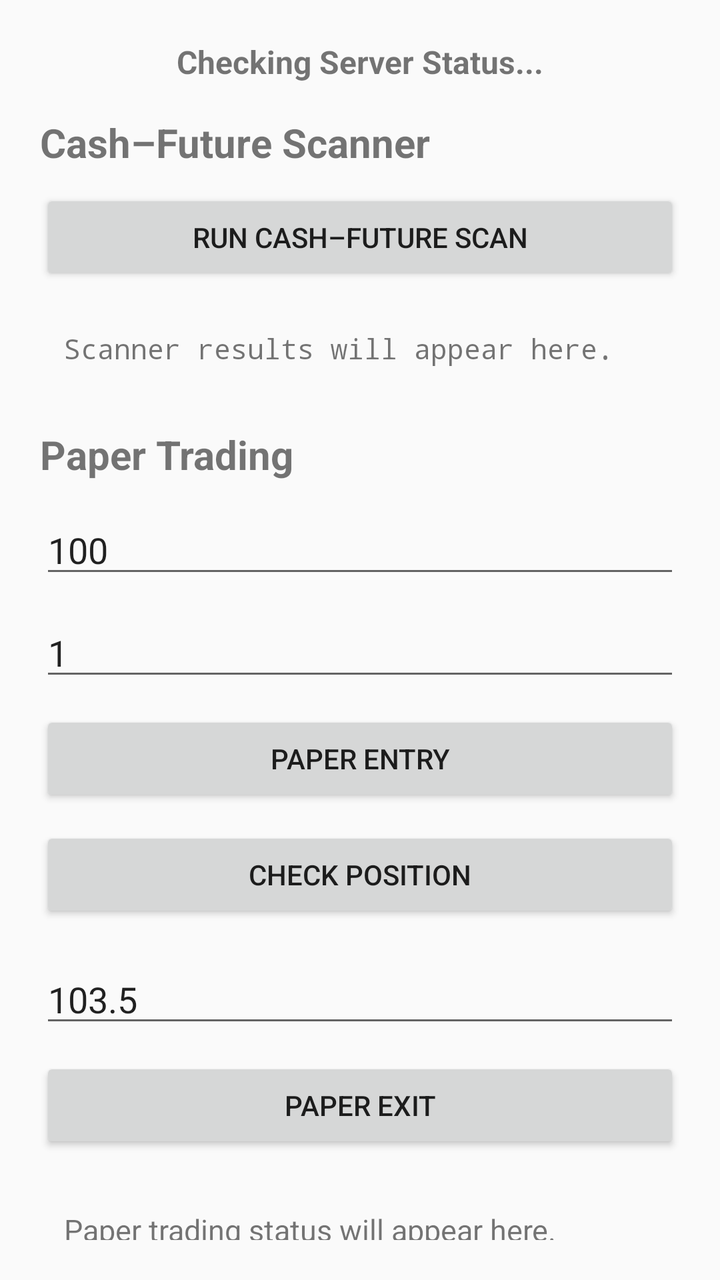
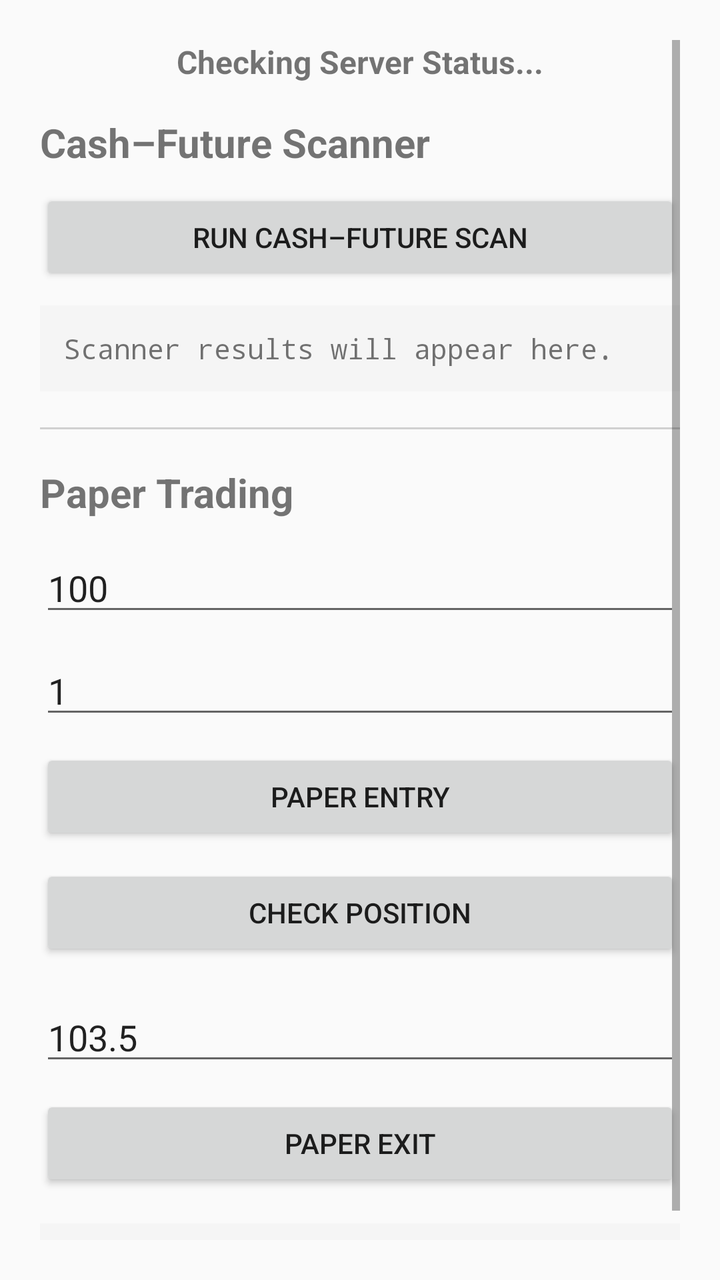

The first picture is an Android layout as it rendered before a commit; the second is the same layout after the commit. The layout source and the unified diff follow.
<!-- AndroidManifest.xml: application theme Theme.AppCompat.DayNight.DarkActionBar -->
<!-- res/layout/activity_main.xml -->
<?xml version="1.0" encoding="utf-8"?>
<ScrollView xmlns:android="http://schemas.android.com/apk/res/android" android:layout_width="match_parent" android:layout_height="match_parent" android:padding="20dp">
    <LinearLayout android:layout_width="match_parent" android:layout_height="wrap_content" android:orientation="vertical">
        <TextView android:id="@+id/tvStatus" android:layout_width="match_parent" android:layout_height="wrap_content" android:text="Checking Server Status..." android:textSize="16sp" android:textStyle="bold" android:gravity="center" android:paddingBottom="16dp" />
        <TextView android:layout_width="match_parent" android:layout_height="wrap_content" android:text="Cash–Future Scanner" android:textSize="20sp" android:textStyle="bold" android:paddingBottom="10dp" />
        <Button android:id="@+id/btnRunScanner" android:layout_width="match_parent" android:layout_height="wrap_content" android:text="RUN CASH–FUTURE SCAN" android:layout_marginBottom="10dp" />
        <TextView android:id="@+id/tvScannerResult" android:layout_width="match_parent" android:layout_height="wrap_content" android:text="Scanner results will appear here." android:textSize="14sp" android:fontFamily="monospace" android:textIsSelectable="true" android:padding="12dp" android:layout_marginBottom="18dp" />
        <TextView android:layout_width="match_parent" android:layout_height="wrap_content" android:text="Paper Trading" android:textSize="20sp" android:textStyle="bold" android:paddingBottom="12dp" />
        <EditText android:id="@+id/etEntryPrice" android:layout_width="match_parent" android:layout_height="wrap_content" android:hint="Entry Price" android:inputType="numberDecimal" android:text="100" android:layout_marginBottom="10dp" />
        <EditText android:id="@+id/etQuantity" android:layout_width="match_parent" android:layout_height="wrap_content" android:hint="Quantity" android:inputType="numberDecimal" android:text="1" android:layout_marginBottom="10dp" />
        <Button android:id="@+id/btnPaperEntry" android:layout_width="match_parent" android:layout_height="wrap_content" android:text="PAPER ENTRY" android:layout_marginBottom="10dp" />
        <Button android:id="@+id/btnPaperPosition" android:layout_width="match_parent" android:layout_height="wrap_content" android:text="CHECK POSITION" android:layout_marginBottom="16dp" />
        <EditText android:id="@+id/etExitPrice" android:layout_width="match_parent" android:layout_height="wrap_content" android:hint="Exit Price" android:inputType="numberDecimal" android:text="103.5" android:layout_marginBottom="10dp" />
        <Button android:id="@+id/btnPaperExit" android:layout_width="match_parent" android:layout_height="wrap_content" android:text="PAPER EXIT" android:layout_marginBottom="16dp" />
        <TextView android:id="@+id/tvPaperResult" android:layout_width="match_parent" android:layout_height="wrap_content" android:text="Paper trading status will appear here." android:textSize="15sp" android:padding="12dp" />
    </LinearLayout>
</ScrollView>
<!-- resources referenced by this layout -->
<resources>

</resources>

<!-- the commit's change to res/layout/activity_main.xml (unified diff, before → after) -->
@@ -4,7 +4,8 @@
         <TextView android:id="@+id/tvStatus" android:layout_width="match_parent" android:layout_height="wrap_content" android:text="Checking Server Status..." android:textSize="16sp" android:textStyle="bold" android:gravity="center" android:paddingBottom="16dp" />
         <TextView android:layout_width="match_parent" android:layout_height="wrap_content" android:text="Cash–Future Scanner" android:textSize="20sp" android:textStyle="bold" android:paddingBottom="10dp" />
         <Button android:id="@+id/btnRunScanner" android:layout_width="match_parent" android:layout_height="wrap_content" android:text="RUN CASH–FUTURE SCAN" android:layout_marginBottom="10dp" />
-        <TextView android:id="@+id/tvScannerResult" android:layout_width="match_parent" android:layout_height="wrap_content" android:text="Scanner results will appear here." android:textSize="14sp" android:fontFamily="monospace" android:textIsSelectable="true" android:padding="12dp" android:layout_marginBottom="18dp" />
+        <TextView android:id="@+id/tvScannerResult" android:layout_width="match_parent" android:layout_height="wrap_content" android:text="Scanner results will appear here." android:textSize="14sp" android:fontFamily="monospace" android:textIsSelectable="true" android:background="#F5F5F5" android:padding="12dp" android:layout_marginBottom="18dp" />
+        <View android:layout_width="match_parent" android:layout_height="1dp" android:background="#D0D0D0" android:layout_marginBottom="18dp" />
         <TextView android:layout_width="match_parent" android:layout_height="wrap_content" android:text="Paper Trading" android:textSize="20sp" android:textStyle="bold" android:paddingBottom="12dp" />
         <EditText android:id="@+id/etEntryPrice" android:layout_width="match_parent" android:layout_height="wrap_content" android:hint="Entry Price" android:inputType="numberDecimal" android:text="100" android:layout_marginBottom="10dp" />
         <EditText android:id="@+id/etQuantity" android:layout_width="match_parent" android:layout_height="wrap_content" android:hint="Quantity" android:inputType="numberDecimal" android:text="1" android:layout_marginBottom="10dp" />
@@ -12,6 +13,6 @@
         <Button android:id="@+id/btnPaperPosition" android:layout_width="match_parent" android:layout_height="wrap_content" android:text="CHECK POSITION" android:layout_marginBottom="16dp" />
         <EditText android:id="@+id/etExitPrice" android:layout_width="match_parent" android:layout_height="wrap_content" android:hint="Exit Price" android:inputType="numberDecimal" android:text="103.5" android:layout_marginBottom="10dp" />
         <Button android:id="@+id/btnPaperExit" android:layout_width="match_parent" android:layout_height="wrap_content" android:text="PAPER EXIT" android:layout_marginBottom="16dp" />
-        <TextView android:id="@+id/tvPaperResult" android:layout_width="match_parent" android:layout_height="wrap_content" android:text="Paper trading status will appear here." android:textSize="15sp" android:padding="12dp" />
+        <TextView android:id="@+id/tvPaperResult" android:layout_width="match_parent" android:layout_height="wrap_content" android:text="Paper trading status will appear here." android:textSize="15sp" android:background="#F5F5F5" android:padding="12dp" />
     </LinearLayout>
 </ScrollView>
